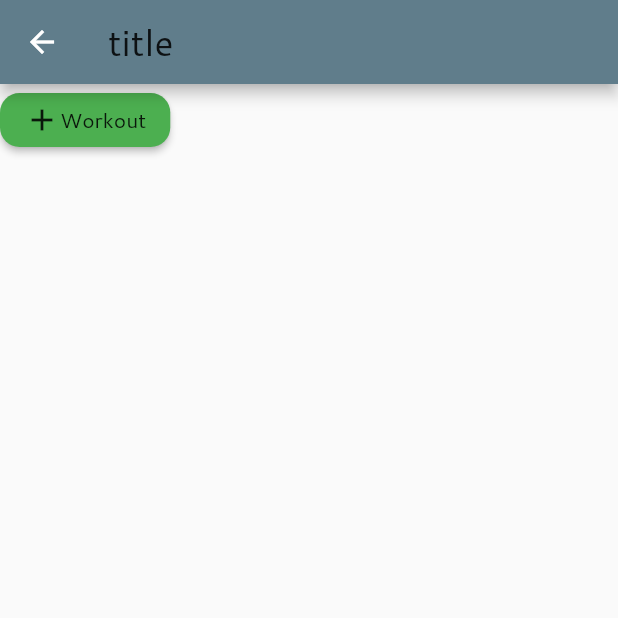
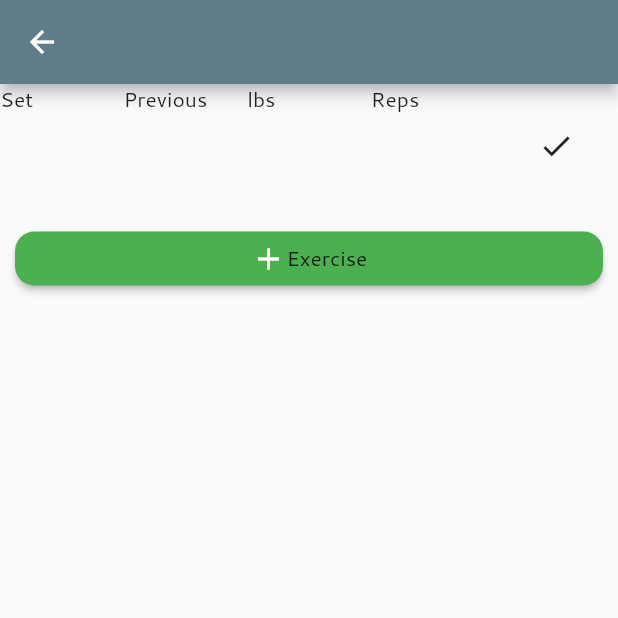
Before and after one commit to tylerreece22/workout-tracking-essentials, a Flutter app: the CreateRoutine screen opened directly, on a phone screen of 412 x 824 dp, the top half of it. Run offline on Flutter 3.47's test engine with Material 2 defaults, Android fonts, the phone set to English and light mode, and no system bars.

Commit message:
Added ability to add workout sets

```diff
--- a/lib/exercise/CreateRoutine.dart
+++ b/lib/exercise/CreateRoutine.dart
@@ -1,4 +1,6 @@
 import 'package:flutter/material.dart';
+
+import 'Workout.dart';
 
 class CreateRoutine extends StatefulWidget {
   @override
@@ -10,9 +12,11 @@ class CreateRoutineState extends State<CreateRoutine> {
   List<Widget> workouts = [];
 
   _addWorkout() {
+    Workout workout = new Workout();
     setState(() {
-      workouts.add(Text('This is a workout'));
+      workouts.insertAll(workouts.length, workout.buildWorkoutSets());
     });
+
   }
 
   @override
@@ -20,32 +24,52 @@ class CreateRoutineState extends State<CreateRoutine> {
     return Scaffold(
         appBar: AppBar(
           title: Text(
-            'title',
+            title,
             style: Theme.of(context).textTheme.headline,
           ),
         ),
         body: Container(
             child: CustomScrollView(slivers: <Widget>[
+          SliverGrid(
+            gridDelegate:
+                SliverGridDelegateWithFixedCrossAxisCount(crossAxisCount: 5),
+            delegate: SliverChildListDelegate([
+              Text('Set'),
+              Text('Previous'),
+              Text('lbs'),
+              Text('Reps'),
+              Icon(Icons.check),
+              ...workouts
+            ]),
+          ),
           SliverList(
               delegate: SliverChildListDelegate([
-            Row(
+            Column(
+              mainAxisSize: MainAxisSize.max,
               children: <Widget>[
-                RaisedButton(
-                  onPressed: _addWorkout,
-                  color: Colors.green,
-                  child: Row(
-                    children: <Widget>[Icon(Icons.add), Text('Workout')],
+                Padding(
+                  padding: EdgeInsets.all(10.0),
+                  child: RaisedButton(
+                    onPressed: _addWorkout,
+                    color: Colors.green,
+                    child: Row(
+                      mainAxisAlignment: MainAxisAlignment.center,
+                      children: <Widget>[
+                        Icon(
+                          Icons.add,
+                          color: Colors.white,
+                        ),
+                        Text(
+                          'Exercise',
+                          style: Theme.of(context).textTheme.button,
+                        )
+                      ],
+                    ),
                   ),
                 ),
               ],
             )
-          ])
-          ),
-              SliverList(
-                delegate: SliverChildListDelegate([
-                  ...workouts
-                ]),
-              )
+          ])),
         ])));
   }
 }
--- /dev/null
+++ b/lib/exercise/Workout.dart
@@ -0,0 +1,39 @@
+import 'package:flutter/material.dart';
+
+class Workout {
+//  @override
+//  State<StatefulWidget> createState() => WorkoutState();
+  String workoutName;
+  Set<WorkoutSet> sets;
+
+  List<Widget> buildWorkoutSets() {
+    WorkoutSet set1 = new WorkoutSet(setNumber: 1, previous: '100lb x 6', weight: 100, reps: 6, completed: false);
+    return [
+      Text('${set1.setNumber}'),
+      Text('${set1.previous}'),
+      Text('${set1.weight}'),
+      Text('${set1.reps}'),
+      Text('${set1.completed}'),
+    ];
+  }
+}
+
+//class WorkoutState extends State<Workout> {
+//  String workoutName;
+//  List<WorkoutSet> sets;
+//
+//  @override
+//  Widget build(BuildContext context) {
+//    return ;
+//  }
+//}
+
+class WorkoutSet {
+  int setNumber;
+  String previous;
+  int weight;
+  int reps;
+  bool completed;
+
+  WorkoutSet({this.setNumber, this.previous, this.weight, this.reps, this.completed});
+}
```
